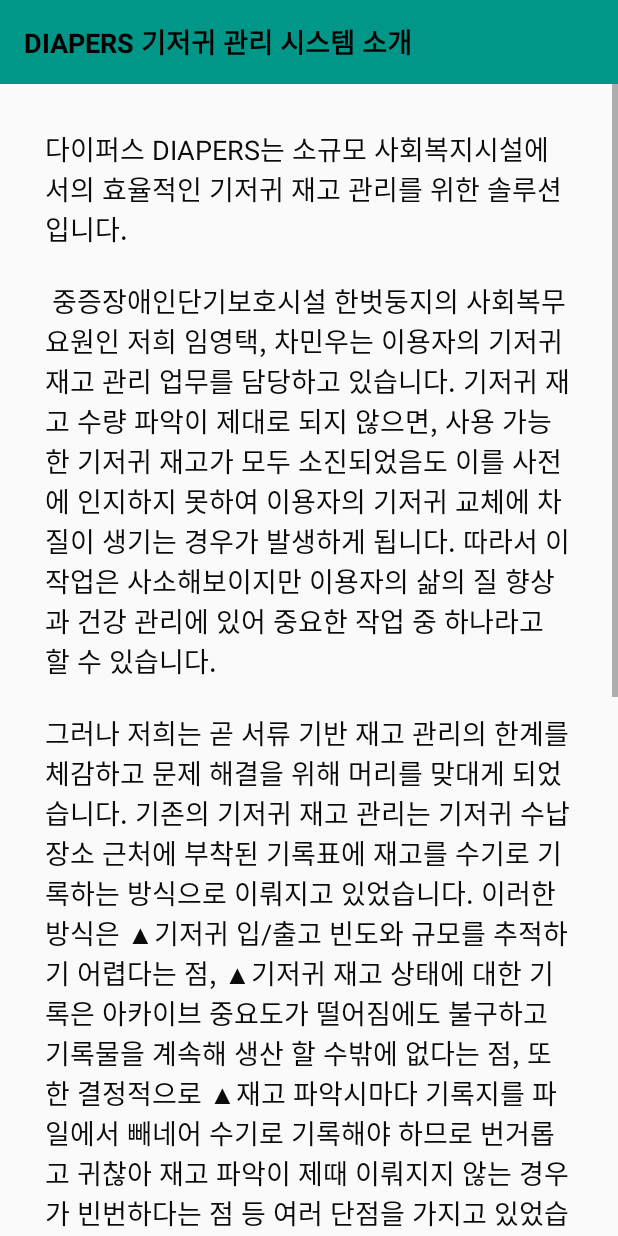
After one commit to chachacha12/Diaper_project, an Android app: the IntroduceActivity screen opened directly, with no data from a screen before it, on a phone screen of 412 x 824 dp. The commit adds this screen. Run offline under Robolectric (Android 15) with nearby library versions, the light colour scheme and no system bars.

Commit message:
-DIAPERS 프로그램 소개 메뉴 완성

```diff
--- a/app/src/main/AndroidManifest.xml
+++ b/app/src/main/AndroidManifest.xml
@@ -11,7 +11,8 @@
         android:roundIcon="@mipmap/ic_launcher_round"
         android:supportsRtl="true"
         android:theme="@style/AppTheme">
-        <activity android:name=".ManagerActivity"></activity>
+        <activity android:name=".IntroduceActivity"></activity>
+        <activity android:name=".ManagerActivity" />
         <activity android:name=".ServiceActivity" />
         <activity android:name=".NewsActivity" />
         <activity android:name=".EtcActivity" />
--- /dev/null
+++ b/app/src/main/java/com/example/diaper_project/IntroduceActivity.kt
@@ -0,0 +1,18 @@
+package com.example.diaper_project
+
+import androidx.appcompat.app.AppCompatActivity
+import android.os.Bundle
+import kotlinx.android.synthetic.main.activity_introduce.*
+
+class IntroduceActivity : AppCompatActivity() {
+
+    override fun onCreate(savedInstanceState: Bundle?) {
+        super.onCreate(savedInstanceState)
+        setContentView(R.layout.activity_introduce)
+        init()
+    }
+
+    fun init(){
+
+    }
+}
--- a/app/src/main/java/com/example/diaper_project/MainActivity.kt
+++ b/app/src/main/java/com/example/diaper_project/MainActivity.kt
@@ -178,6 +178,10 @@
                 var i = Intent(this, ManagerActivity::class.java)
                 startActivity(i)
             }
+            R.id.introduce -> {                    //프로그램 소개하기
+                var i = Intent(this, IntroduceActivity::class.java)
+                startActivity(i)
+            }
         }
         return super.onOptionsItemSelected(item)
     }
--- /dev/null
+++ b/app/src/main/res/layout/activity_introduce.xml
@@ -0,0 +1,55 @@
+<?xml version="1.0" encoding="utf-8"?>
+<RelativeLayout xmlns:android="http://schemas.android.com/apk/res/android"
+    xmlns:app="http://schemas.android.com/apk/res-auto"
+    xmlns:tools="http://schemas.android.com/tools"
+    android:layout_width="match_parent"
+    android:layout_height="match_parent"
+    tools:context=".IntroduceActivity">
+
+    <androidx.appcompat.widget.Toolbar
+
+        android:id="@+id/toolbar_intro"
+        android:layout_width="match_parent"
+        android:layout_height="wrap_content"
+        android:layout_alignParentTop="false"
+        android:background="#009688"
+        app:layout_constraintTop_toTopOf="parent"
+        app:subtitleTextColor="#090000"
+        app:titleTextColor="#000000">
+
+        <TextView
+            android:layout_width="wrap_content"
+            android:layout_height="wrap_content"
+            android:text="DIAPERS 기저귀 관리 시스템 소개"
+            android:textColor="#000000"
+            android:textSize="18sp"
+            android:textStyle="bold" />
+
+
+    </androidx.appcompat.widget.Toolbar>
+
+
+    <ScrollView
+        android:layout_width="match_parent"
+        android:layout_height="wrap_content"
+        android:layout_below="@id/toolbar_intro">
+
+        <TextView
+            android:id="@+id/textView_intro"
+            android:layout_width="match_parent"
+            android:layout_height="match_parent"
+            android:layout_below="@id/toolbar_intro"
+            android:layout_marginStart="30dp"
+            android:layout_marginLeft="30dp"
+            android:layout_marginTop="30dp"
+            android:layout_marginEnd="30dp"
+            android:layout_marginRight="30dp"
+            android:layout_marginBottom="30dp"
+            android:text="다이퍼스 DIAPERS는 소규모 사회복지시설에서의 효율적인 기저귀 재고 관리를 위한 솔루션입니다. \n\n 중증장애인단기보호시설 한벗둥지의 사회복무요원인 저희 임영택, 차민우는 이용자의 기저귀 재고 관리 업무를 담당하고 있습니다. 기저귀 재고 수량 파악이 제대로 되지 않으면, 사용 가능한 기저귀 재고가 모두 소진되었음도 이를 사전에 인지하지 못하여 이용자의 기저귀 교체에 차질이 생기는 경우가 발생하게 됩니다. 따라서 이 작업은 사소해보이지만 이용자의 삶의 질 향상과 건강 관리에 있어 중요한 작업 중 하나라고 할 수 있습니다.  \n\n그러나 저희는 곧 서류 기반 재고 관리의 한계를 체감하고 문제 해결을 위해 머리를 맞대게 되었습니다. 기존의 기저귀 재고 관리는 기저귀 수납 장소 근처에 부착된 기록표에 재고를 수기로 기록하는 방식으로 이뤄지고 있었습니다. 이러한 방식은 ▲기저귀 입/출고 빈도와 규모를 추적하기 어렵다는 점, ▲기저귀 재고 상태에 대한 기록은 아카이브 중요도가 떨어짐에도 불구하고 기록물을 계속해 생산 할 수밖에 없다는 점, 또한 결정적으로 ▲재고 파악시마다 기록지를 파일에서 빼네어 수기로 기록해야 하므로 번거롭고 귀찮아 재고 파악이 제때 이뤄지지 않는 경우가 빈번하다는 점 등 여러 단점을 가지고 있었습니다. \n\n 이에 이러한 단점을 극복하고 효율적으로 기저귀 재고를 관리하기 위해 저희는 기저귀 재고 데이터를 직렬화하여 데이터베이스에 기록하는 솔루션인 다이퍼스 DIAPERS를 구상하고 개발하게 되었습니다. 다이퍼스는 기저귀 재고를 편리하게 기록하는 새로운 방식을 제공하며, 저장된 데이터를 빠르고 정확히 보여주고, 축적된 데이터에 대한 간단한 통계 기능과, 데이터를 기록물로서 보존할 수 있도록 보고서 작성 기능을 추가적으로 제공합니다. \n\n 저희가 한벗둥지에서 경험했던 것처럼, 소규모 사회복지시설에는 아직도 전산화되지 못하여 가치는 있지만 활용할 수는 없는 불가용 데이터가 많을 것입니다. 사회복무요원이라는 제한된 위치에서, 모든 데이터를 전산화하고 체계적으로 활용할 수 있도록 조치할 수는 없지만, 저희의 작은 노력이 사회복지시설의 효율적인 운영과 사회의 엄연한 구성원인 사회복지시설 이용자들의 삶에 질 향상에 있어 작게나마 도움이 되기를 바랄 뿐입니다.  \n\n2021년 3월 \n임영택, 차민우"
+            android:textColor="#0C0A0A"
+            android:textSize="18sp" />
+
+    </ScrollView>
+
+
+</RelativeLayout>
--- a/app/src/main/res/menu/settings.xml
+++ b/app/src/main/res/menu/settings.xml
@@ -14,6 +14,10 @@
         android:title="관리자 메뉴" />
 
     <item
+        android:id="@+id/introduce"
+        android:title="프로그램 소개" />
+
+    <item
         android:id="@+id/etc"
         android:title="기타" />
 
```
